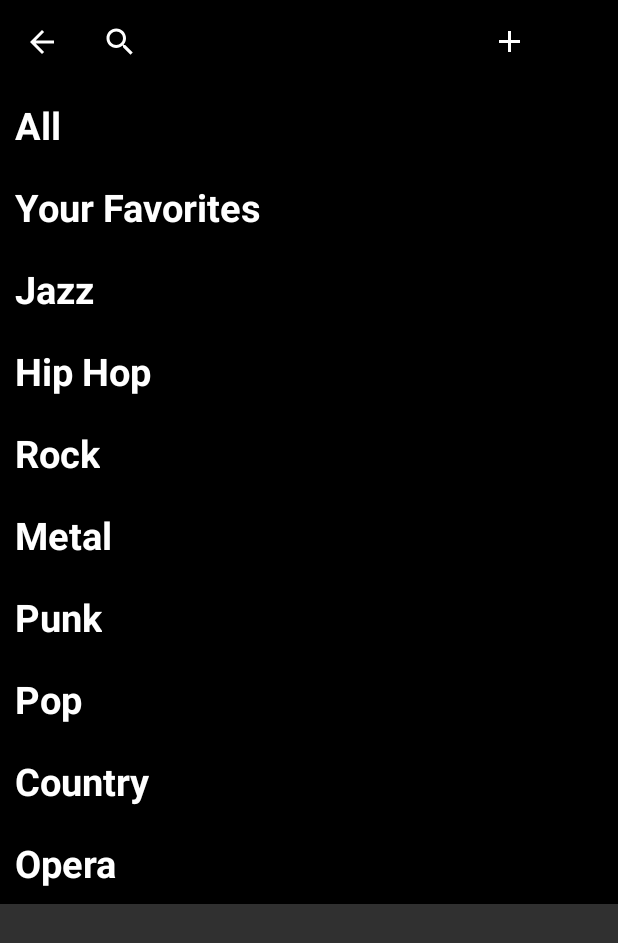
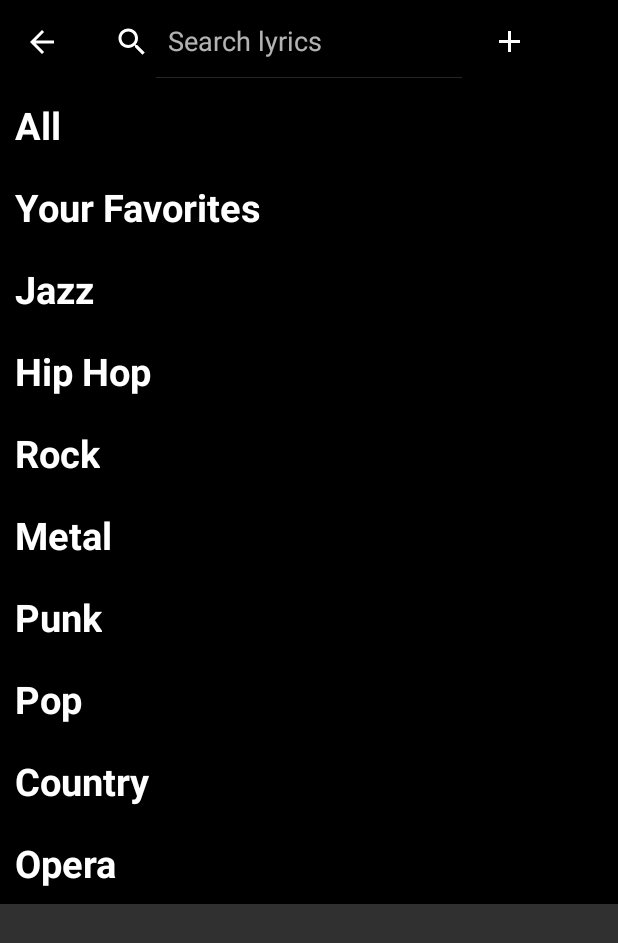
Before and after one commit to Krujzg/MyLyrics, an Android app: the LyricsActivity screen opened directly, with no data from a screen before it, after a tap on "Search", on a phone screen of 412 x 824 dp. Shown: the top 943 px of the screen. Run offline under Robolectric (Android 15) with nearby library versions, the phone set to English and light mode, and no system bars; our stand-ins replace Room's generated code; libraries missing offline, so code that uses them is left out: com.spotify.sdk, com.takusemba.multisnaprecyclerview; plain views replace MultiSnapRecyclerView; pictures from the network do not load; 3 statements that could not run were skipped.

Commit message:
fixed minor bugs
SearchField bugs, and missplacemant of welcomescreen  buttons

```diff
--- a/app/src/main/AndroidManifest.xml
+++ b/app/src/main/AndroidManifest.xml
@@ -15,6 +15,7 @@
         <activity android:name="com.oe.nik.krujzgergely.ui.main.MainActivity"
             android:label="@string/app_name"
             android:screenOrientation="portrait"
+            android:theme="@style/HiddenTitleTheme"
             android:icon="@mipmap/ic_launcher">
             <intent-filter>
                 <action android:name="android.intent.action.MAIN" />
--- a/app/src/main/java/com/oe/nik/krujzgergely/ui/lyrics/LyricsActivity.kt
+++ b/app/src/main/java/com/oe/nik/krujzgergely/ui/lyrics/LyricsActivity.kt
@@ -8,8 +8,7 @@ import android.os.Bundle
 import android.os.Handler
 import android.view.Menu
 import android.view.MenuItem
-import android.widget.SearchView
-import android.widget.Toast
+import android.widget.*
 import androidx.appcompat.app.AppCompatActivity
 import androidx.lifecycle.LiveData
 import androidx.lifecycle.Observer
@@ -71,10 +70,7 @@ class LyricsActivity : AppCompatActivity(), IonLyricsSelected {
         val inflater = menuInflater
         inflater.inflate(R.menu.lyrics_activity_menu_options, menu)
 
-        val googleAccount = GoogleLogin.googleAccount
-        val spotifyAccount = SpotifyLogin.spotifyAccount
-
-        when(googleAccount)
+        when(GoogleLogin.googleAccount)
         {
             null -> setProfilePictureIntoOptionMenuItemIcon(menu, Uri.parse(SpotifyLogin.spotifyAccount!!.AvatarURL))
             else -> setProfilePictureIntoOptionMenuItemIcon(menu, GoogleLogin.googleAccount!!.photoUrl)
@@ -96,8 +92,7 @@ class LyricsActivity : AppCompatActivity(), IonLyricsSelected {
         })
     }
 
-    override fun onOptionsItemSelected(item: MenuItem) =
-        when (item.itemId)
+    override fun onOptionsItemSelected(item: MenuItem) = when (item.itemId)
         {
             R.id.CreateNewLyrics -> startCreateLyricsActivity()
             R.id.SearchField -> searchBetweenAllLyrics(item)
@@ -116,11 +111,11 @@ class LyricsActivity : AppCompatActivity(), IonLyricsSelected {
     private fun delayTimeBetweenTwoBackButtonPress()
     {
         this.doubleBackToExitPressedOnce = true
-        showMessageBox()
+        showMessageBoxWhenPressingBackTwice()
         Handler().postDelayed(Runnable { doubleBackToExitPressedOnce = false }, 2000)
     }
 
-    private fun showMessageBox() { Toast.makeText(this, "Press again to exit", Toast.LENGTH_SHORT).show() }
+    private fun showMessageBoxWhenPressingBackTwice() { Toast.makeText(this, "Press again to exit", Toast.LENGTH_SHORT).show() }
 
     private fun loadLyricsMultiSnapRecyclerView(typeOfTheRecycler: TypeOfTheRecycler)
     {
@@ -208,16 +203,18 @@ class LyricsActivity : AppCompatActivity(), IonLyricsSelected {
     {
         val searchView = item.actionView as SearchView
 
+        searchView.apply{
+            isIconifiedByDefault = false
+            onActionViewExpanded()
+            queryHint = "Search lyrics"
+        }
+
         searchView.setOnQueryTextListener(object : SearchView.OnQueryTextListener
         {
             override fun onQueryTextSubmit(query: String?): Boolean { return true }
+            override fun onQueryTextChange(searchText: String?): Boolean { searchIfTheSearchFieldIsNotEmpty(searchText!!);return true }
+        })
 
-            override fun onQueryTextChange(searchText: String?): Boolean
-            {
-                searchIfTheSearchFieldIsNotEmpty(searchText!!)
-                return true
-            }
-        })
         return true
     }
 
@@ -241,7 +238,7 @@ class LyricsActivity : AppCompatActivity(), IonLyricsSelected {
     {
         when(searchText.isNotEmpty())
         {
-            true -> allLyricsActivityAdapter.getSearchedDataFromTheList(searchText)
+            true  -> allLyricsActivityAdapter.getSearchedDataFromTheList(searchText)
             false -> allLyricsActivityAdapter.noItemFoundInLyricsListWhenSearched()
         }
     }
--- a/app/src/main/res/values/styles.xml
+++ b/app/src/main/res/values/styles.xml
@@ -17,4 +17,9 @@
         <item name="icon">@mipmap/ic_launcher</item>
     </style>
 
+    <style name="HiddenTitleTheme" parent="AppTheme">
+        <item name="windowNoTitle">true</item>
+        <item name="windowActionBar">false</item>
+    </style>
+
 </resources>
```
Also changed, not shown: app/src/main/java/com/oe/nik/krujzgergely/ui/main/MainActivity.kt (+31 -16 lines), app/src/main/res/layout/activity_main.xml (+10 -10 lines), app/src/main/res/drawable-hdpi/welcomescreen.png, app/src/main/res/drawable-ldpi/welcomescreen.png, app/src/main/res/drawable-mdpi/welcomescreen.png, app/src/main/res/drawable-xhdpi/welcomescreen.png, app/src/main/res/drawable-xxhdpi/welcomescreen.png, app/src/main/res/drawable-xxxhdpi/welcomescreen.png.
